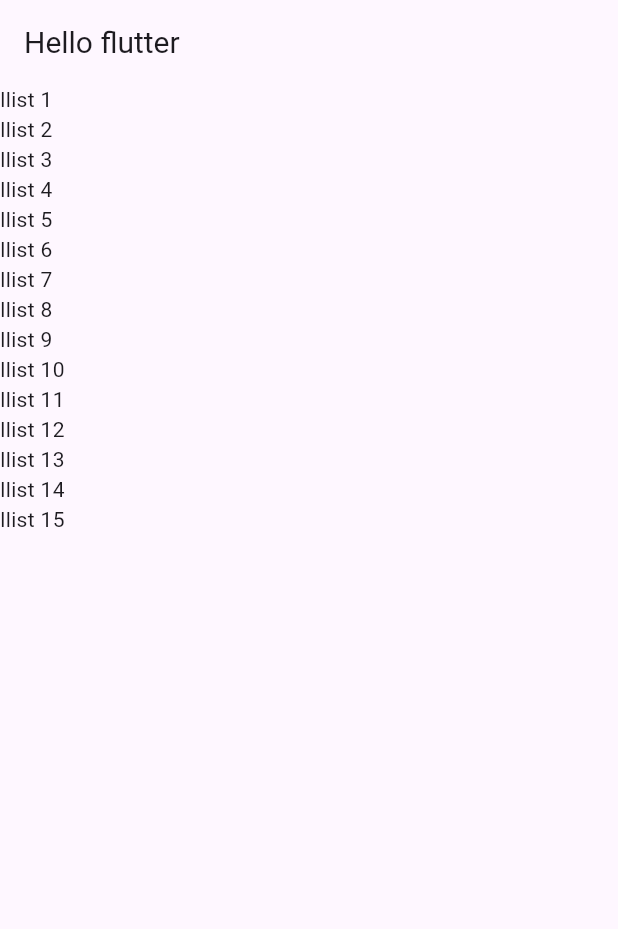
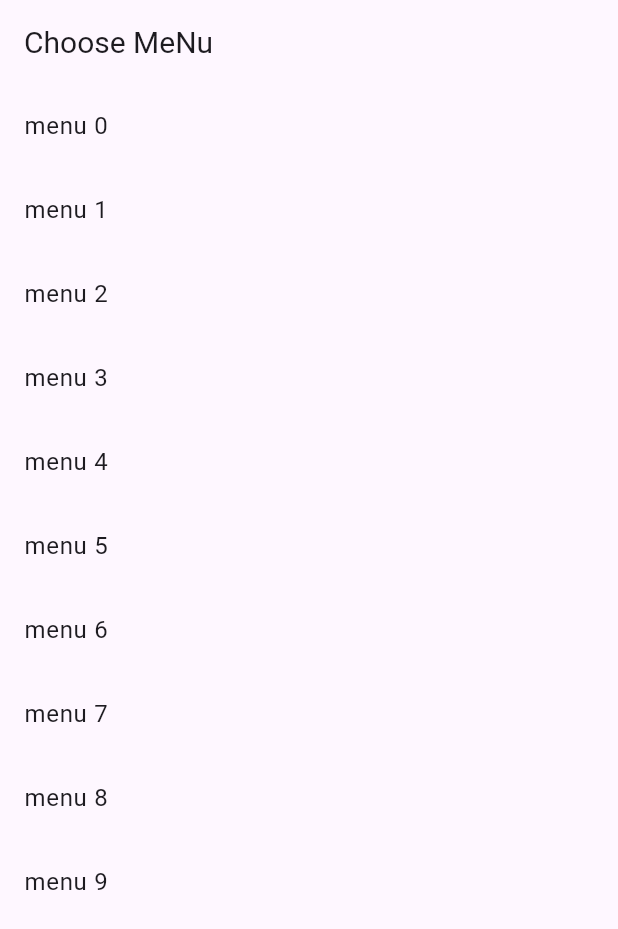
Before and after one commit to DevSNN8/App_Flutter, a Flutter app: the screen it shows after launch, on a phone screen of 412 x 824 dp. Shown: the top 929 px of the screen. Run offline on Flutter 3.47's test engine with Material 3 defaults, Android fonts, the phone set to English and light mode, and no system bars.

```diff
--- a/lib/main.dart
+++ b/lib/main.dart
@@ -32,26 +32,18 @@ class _MyhomepageState extends State<Myhomepage> {
     return Scaffold(
         appBar: AppBar(
           title: Text(
-          "Hello flutter",
+            "Choose MeNu",
             style: TextStyle(
               fontSize: 20,
             ),
           ),
         ),
-      body: Center(
-        child: ListView(
-          children: getData(15),
-        ),
-      ),
+        body: ListView.builder(
+            itemCount: 10,
+            itemBuilder: (BuildContext, int index) {
+              return ListTile(
+                title: Text("menu $index"),
               );
-  }
-
-//fuction///
-  List<Widget> getData(int count) {
-    List<Widget> data = [];
-    for (var i = 0; i < count; i++) {
-      data.add(Text("llist ${i + 1}"));
-    }
-    return data;
+            }));
   }
 }
```
Lines whose indentation alone changed are shown as unchanged.
